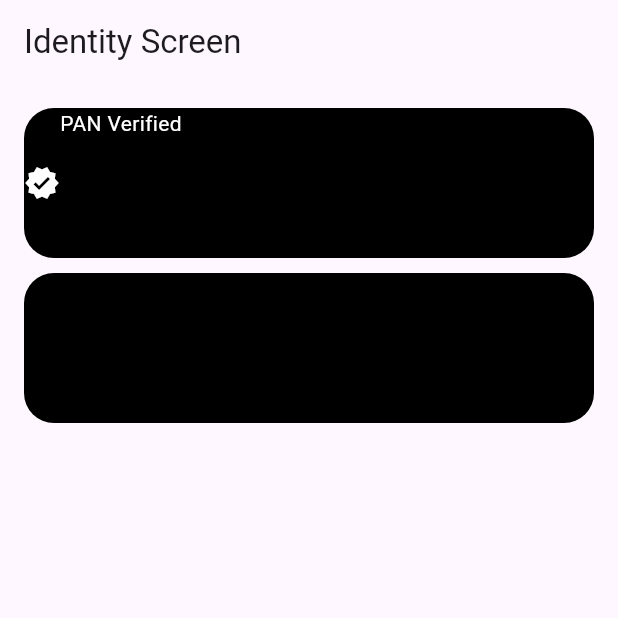
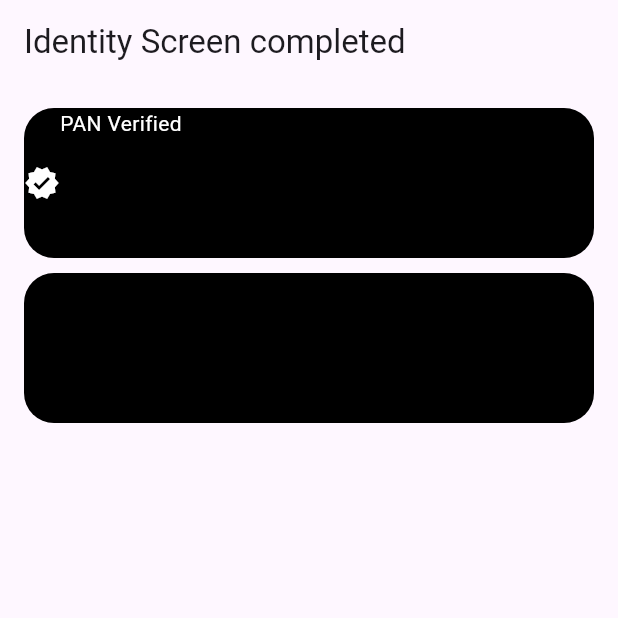
Before and after one commit to Shrinathlr/Task-manager, a Flutter app: the screen it shows after launch, on a phone screen of 412 x 824 dp, the top half of it. Run offline on Flutter 3.47's test engine with Material 3 defaults, Android fonts, the phone set to English and light mode, and no system bars.

Commit message:
app bar changed

```diff
--- a/lib/features/networth/presentation/screens/verify_identity.dart
+++ b/lib/features/networth/presentation/screens/verify_identity.dart
@@ -12,7 +12,7 @@ class _VerifyIdentityState extends State<VerifyIdentity> {
   Widget build(BuildContext context) {
     return Scaffold(
       appBar: AppBar(
-        title: Text('Identity Screen'),
+        title: Text('Identity Screen completed'),
       ),
       body: Padding(
         padding: const EdgeInsets.all(16),
```
